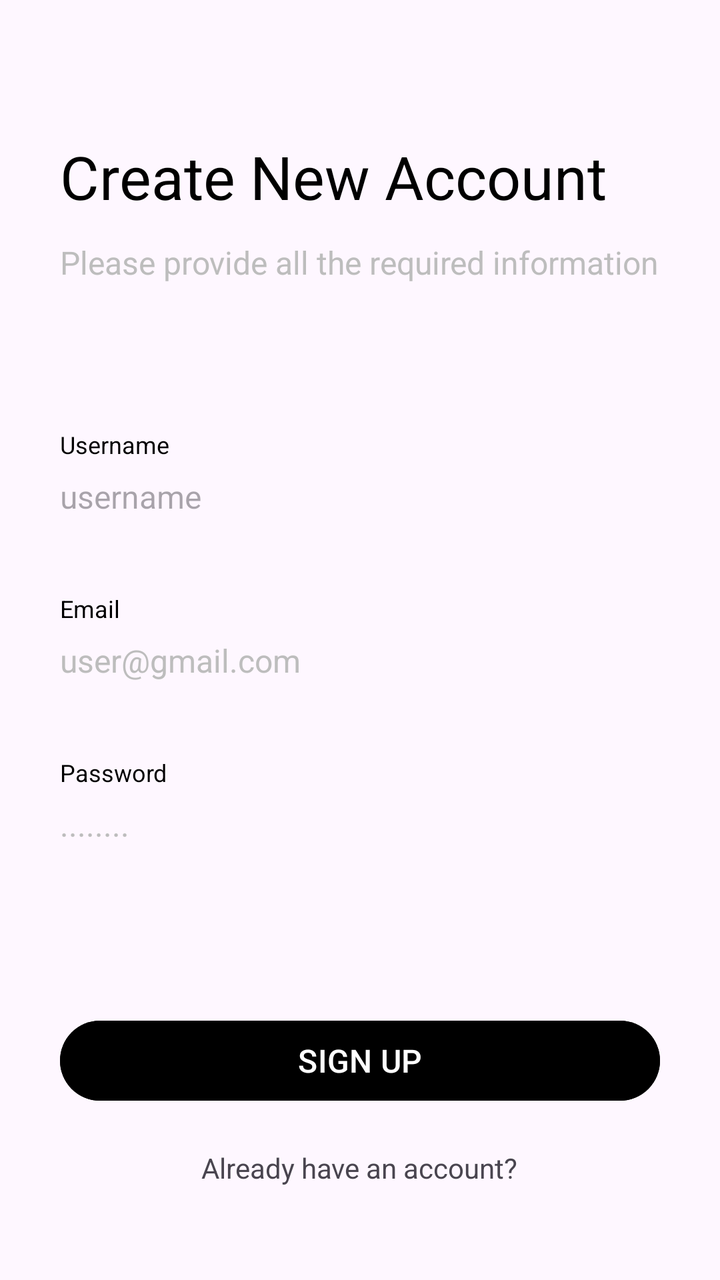
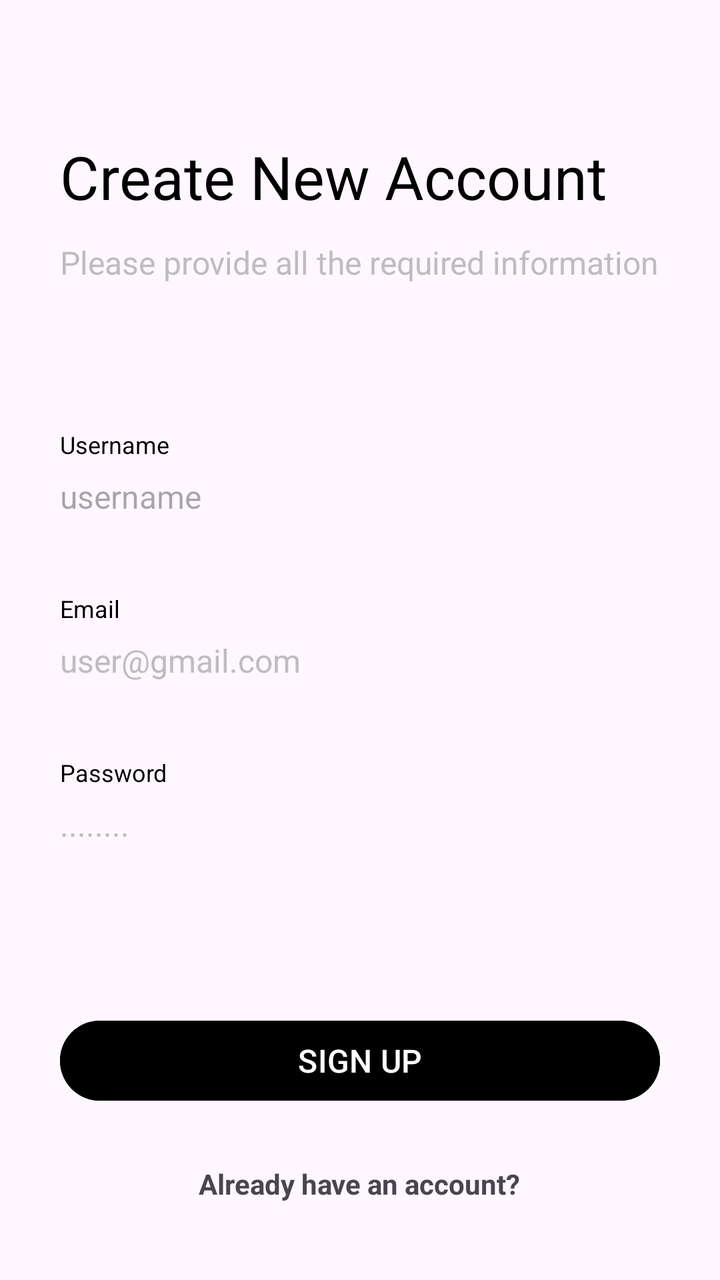

Screens rendered from an Android XML layout before and after an edit, with the pre-edit source and the edit as a unified diff.
<!-- AndroidManifest.xml: application theme Theme.MyDay -->
<!-- res/layout/sign_up_fragment.xml -->
<?xml version="1.0" encoding="utf-8"?>
<ScrollView xmlns:android="http://schemas.android.com/apk/res/android"
    android:layout_width="match_parent"
    android:layout_height="match_parent"
    android:scrollbars="none">

    <LinearLayout
        android:layout_width="match_parent"
        android:layout_height="wrap_content"
        android:orientation="vertical"
        android:layout_marginLeft="30dp"
        android:layout_marginRight="30dp"
        android:paddingTop="36dp"
        android:paddingBottom="68dp">

        <TextView
            android:layout_width="wrap_content"
            android:layout_height="wrap_content"
            android:layout_marginTop="32dp"
            android:text="@string/txt_register_header"
            android:textColor="@color/black"
            android:textSize="30sp"/>

        <TextView
            android:layout_width="wrap_content"
            android:layout_height="wrap_content"
            android:layout_marginTop="12dp"
            android:text="@string/txt_register_subheader"
            android:textColor="@color/light_gray"
            android:textSize="16sp"/>

        <TextView
            android:layout_width="wrap_content"
            android:layout_height="wrap_content"
            android:layout_marginTop="72dp"
            android:text="@string/txt_username"
            android:textColor="@color/black"
            android:textSize="12sp"/>

        <EditText
            android:id="@+id/txt_username"
            android:layout_width="match_parent"
            android:layout_height="wrap_content"
            android:layout_marginTop="7dp"
            android:background="@android:color/transparent"
            android:hint="@string/txt_username_hint"
            android:textColor="@color/black"
            android:textSize="16sp"
            android:autofillHints=""/>

        <View
            android:layout_width="match_parent"
            android:layout_height="1dp"
            android:layout_marginTop="16dp"
            />

        <TextView
            android:layout_width="wrap_content"
            android:layout_height="wrap_content"
            android:layout_marginTop="20dp"
            android:text="@string/txt_email"
            android:textColor="@color/black"
            android:textSize="12sp"/>

        <EditText
            android:id="@+id/txt_email"
            android:layout_width="match_parent"
            android:layout_height="wrap_content"
            android:layout_marginTop="7dp"
            android:background="@android:color/transparent"
            android:hint="@string/txt_email_hint"
            android:inputType="textEmailAddress"
            android:textColor="@color/black"
            android:textColorHint="@color/light_gray"
            android:textSize="16sp"/>

        <View
            android:layout_width="match_parent"
            android:layout_height="1dp"
            android:layout_marginTop="16dp"
           />

        <TextView
            android:layout_width="wrap_content"
            android:layout_height="wrap_content"
            android:layout_marginTop="20dp"
            android:text="@string/txt_password"
            android:textColor="@color/black"
            android:textSize="12sp"/>

        <EditText
            android:id="@+id/txt_password"
            android:layout_width="match_parent"
            android:layout_height="wrap_content"
            android:layout_marginTop="7dp"
            android:background="@android:color/transparent"
            android:hint="@string/txt_password_hint"
            android:inputType="textPassword"
            android:textColor="@color/black"
            android:textColorHint="@color/light_gray"
            android:textSize="16sp"/>

        <View
            android:layout_width="match_parent"
            android:layout_height="1dp"
            android:layout_marginTop="16dp"
          />

        <TextView
            android:id="@+id/txt_error"
            android:layout_width="wrap_content"
            android:layout_height="wrap_content"
            android:layout_marginTop="20dp"
            android:text=""
            android:textColor="@color/black"
            android:textSize="12sp"/>

        <Button
            android:id="@+id/btn_sign_up"
            style="@style/Widget.Material3.Button"
            android:backgroundTint="@color/black"
            android:layout_width="match_parent"
            android:layout_height="wrap_content"
            android:layout_marginTop="30dp"
            android:text="@string/txt_sign_up"
            android:textAllCaps="true"
            android:textColor="@color/white"
            android:textSize="16sp" />

        <TextView
            android:id="@+id/btn_login"
            android:layout_width="wrap_content"
            android:layout_height="wrap_content"
            android:layout_gravity="center"
            android:layout_marginTop="20dp"
            android:text="@string/txt_already_have_account"
            android:textSize="14sp" />


    </LinearLayout>

</ScrollView>
<!-- resources referenced by this layout -->
<resources>
  <color name="black">#000000</color>
  <color name="light_gray">#BDBDBD</color>
  <color name="white">#FFFFFF</color>
  <string name="txt_already_have_account">Already have an account?</string>
  <string name="txt_email">Email</string>
  <string name="txt_email_hint">user@gmail.com</string>
  <string name="txt_password">Password</string>
  <string name="txt_password_hint">........</string>
  <string name="txt_register_header">Create New Account</string>
  <string name="txt_register_subheader">Please provide all the required information</string>
  <string name="txt_sign_up">Sign Up</string>
  <string name="txt_username">Username</string>
  <string name="txt_username_hint">username</string>
  <style name="Theme.MyDay" parent="Base.Theme.MyDay" />
  <style name="Base.Theme.MyDay" parent="Theme.Material3.DayNight.NoActionBar">
          
          
      </style>
</resources>

<!-- the commit's change to res/layout/sign_up_fragment.xml (unified diff, before → after) -->
@@ -2,7 +2,8 @@
 <ScrollView xmlns:android="http://schemas.android.com/apk/res/android"
     android:layout_width="match_parent"
     android:layout_height="match_parent"
-    android:scrollbars="none">
+    android:scrollbars="none"
+    android:fillViewport="true">
 
     <LinearLayout
         android:layout_width="match_parent"
@@ -123,20 +124,23 @@
             android:layout_height="wrap_content"
             android:layout_marginTop="30dp"
             android:text="@string/txt_sign_up"
+            android:clickable="true"
+            android:focusable="true"
             android:textAllCaps="true"
             android:textColor="@color/white"
             android:textSize="16sp" />
 
         <TextView
-            android:id="@+id/btn_login"
+            android:id="@+id/btnLogin"
             android:layout_width="wrap_content"
             android:layout_height="wrap_content"
             android:layout_gravity="center"
             android:layout_marginTop="20dp"
             android:text="@string/txt_already_have_account"
-            android:textSize="14sp" />
-
-
+            android:textStyle="bold"
+            android:clickable="true"
+            android:focusable="true"
+            android:focusableInTouchMode="true"
+            android:padding="8dp"/>
     </LinearLayout>
-
 </ScrollView>
